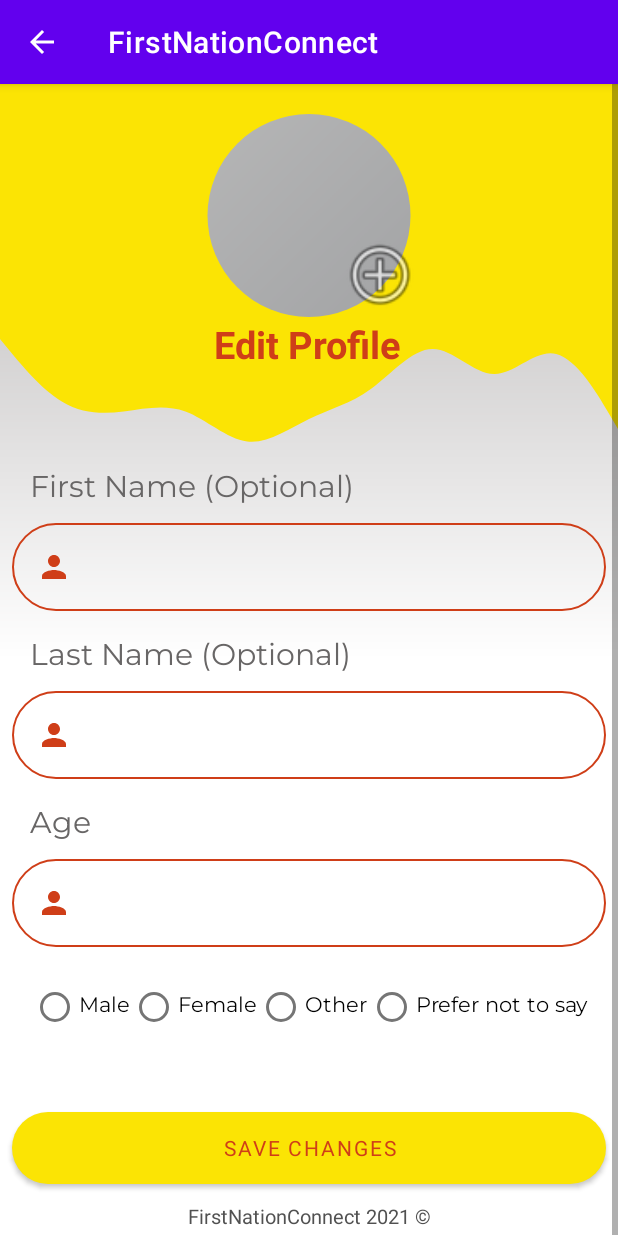
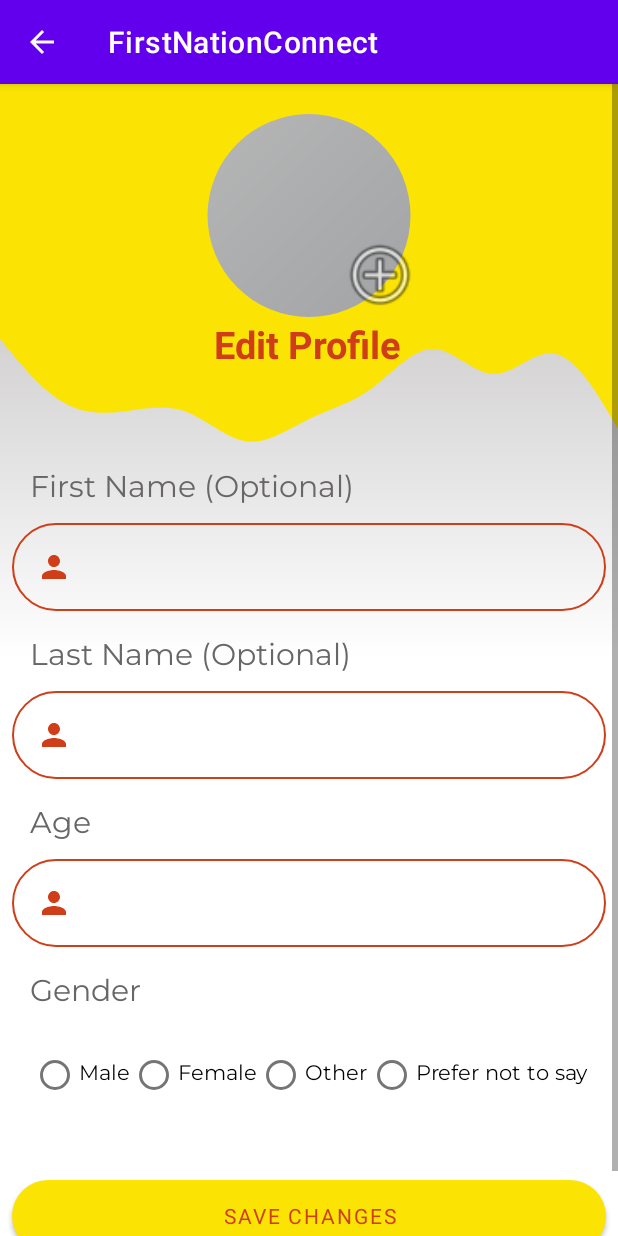
Before and after one commit to jkwok1999/FirstNationConnect, an Android app: the ProfileEditActivity screen opened directly, with no data from a screen before it, on a phone screen of 412 x 824 dp. Run offline under Robolectric (Android 15) with nearby library versions, the phone set to English and light mode, and no system bars; our stand-ins replace CircleImageView, Firebase (no records; nobody signed in at launch, a user with empty details on screens opened directly); libraries missing offline, so code that uses them is left out: com.theartofdev.edmodo; pictures from the network do not load; Roboto replaces fonts that are not available here; 4 statements that could not run were skipped.

Commit message:
Fixed some formatting

```diff
--- a/app/src/main/res/layout/activity_home.xml
+++ b/app/src/main/res/layout/activity_home.xml
@@ -146,7 +146,7 @@
 
                     <LinearLayout
                         android:layout_width="match_parent"
-                        android:layout_height="172dp"
+                        android:layout_height="match_parent"
                         android:gravity="center"
                         android:orientation="vertical"
                         android:padding="16dp">
--- a/app/src/main/res/layout/activity_profile_edit.xml
+++ b/app/src/main/res/layout/activity_profile_edit.xml
@@ -143,6 +143,26 @@
             app:layout_constraintStart_toStartOf="parent"
             app:layout_constraintTop_toBottomOf="@+id/editLastName" />
 
+        <TextView
+            android:id="@+id/genderTextView"
+            android:layout_width="match_parent"
+            android:layout_height="wrap_content"
+            android:layout_marginStart="20dp"
+            android:layout_marginLeft="20dp"
+            android:layout_marginTop="16dp"
+            android:layout_marginEnd="8dp"
+            android:layout_marginRight="8dp"
+            android:background="#00000000"
+            android:drawablePadding="10dp"
+            android:fontFamily="@font/montserrat"
+            android:text="Gender"
+            android:textColor="#686666"
+            android:textColorHint="#FFFFFF"
+            android:textSize="20sp"
+            app:layout_constraintEnd_toEndOf="parent"
+            app:layout_constraintStart_toStartOf="parent"
+            app:layout_constraintTop_toBottomOf="@+id/editAge" />
+
         <EditText
             android:id="@+id/editFirstName"
             android:layout_width="0dp"
@@ -222,7 +242,7 @@
             android:orientation="horizontal"
             app:layout_constraintEnd_toEndOf="parent"
             app:layout_constraintStart_toStartOf="parent"
-            app:layout_constraintTop_toBottomOf="@+id/editAge">
+            app:layout_constraintTop_toBottomOf="@+id/genderTextView">
 
             <RadioButton
                 android:id="@+id/rbEditMale"
--- a/app/src/main/res/layout/activity_resources.xml
+++ b/app/src/main/res/layout/activity_resources.xml
@@ -65,7 +65,7 @@
 
                 <LinearLayout
                     android:layout_width="match_parent"
-                    android:layout_height="172dp"
+                    android:layout_height="match_parent"
                     android:gravity="center"
                     android:orientation="vertical"
                     android:padding="16dp">
@@ -218,7 +218,7 @@
 
                 <LinearLayout
                     android:layout_width="match_parent"
-                    android:layout_height="172dp"
+                    android:layout_height="match_parent"
                     android:gravity="center"
                     android:orientation="vertical"
                     android:padding="16dp">
--- a/app/src/main/res/layout/forum_row.xml
+++ b/app/src/main/res/layout/forum_row.xml
@@ -65,6 +65,7 @@
                 android:layout_marginTop="8dp"
                 android:text="Last post by ...... on TIMESTAMP"
                 android:textSize="10sp"
+                android:textColor="#808080"
                 android:fontFamily="@font/montserrat"
                 android:textStyle="bold|italic"
                 app:layout_constraintEnd_toEndOf="@+id/tvResourceName"
--- a/app/src/main/res/layout/post_row.xml
+++ b/app/src/main/res/layout/post_row.xml
@@ -67,6 +67,7 @@
                 android:layout_marginBottom="16dp"
                 android:text="By USERNAME at TIME"
                 android:fontFamily="@font/montserrat"
+                android:textColor="#000000"
                 android:textSize="13sp"
                 app:layout_constraintBottom_toBottomOf="parent"
                 app:layout_constraintEnd_toEndOf="@+id/tvResourceName"
--- a/build.gradle
+++ b/build.gradle
@@ -5,7 +5,7 @@ buildscript {
         mavenCentral()
     }
     dependencies {
-        classpath 'com.android.tools.build:gradle:4.2.2'
+        classpath 'com.android.tools.build:gradle:7.0.0'
         classpath 'com.google.gms:google-services:4.3.8'
 
         // NOTE: Do not place your application dependencies here; they belong
```
Also changed, not shown: app/src/main/java/com/example/firstnationconnect/User.java (+15 -2 lines), app/src/main/res/layout/activity_setup.xml (+21 -0 lines).
